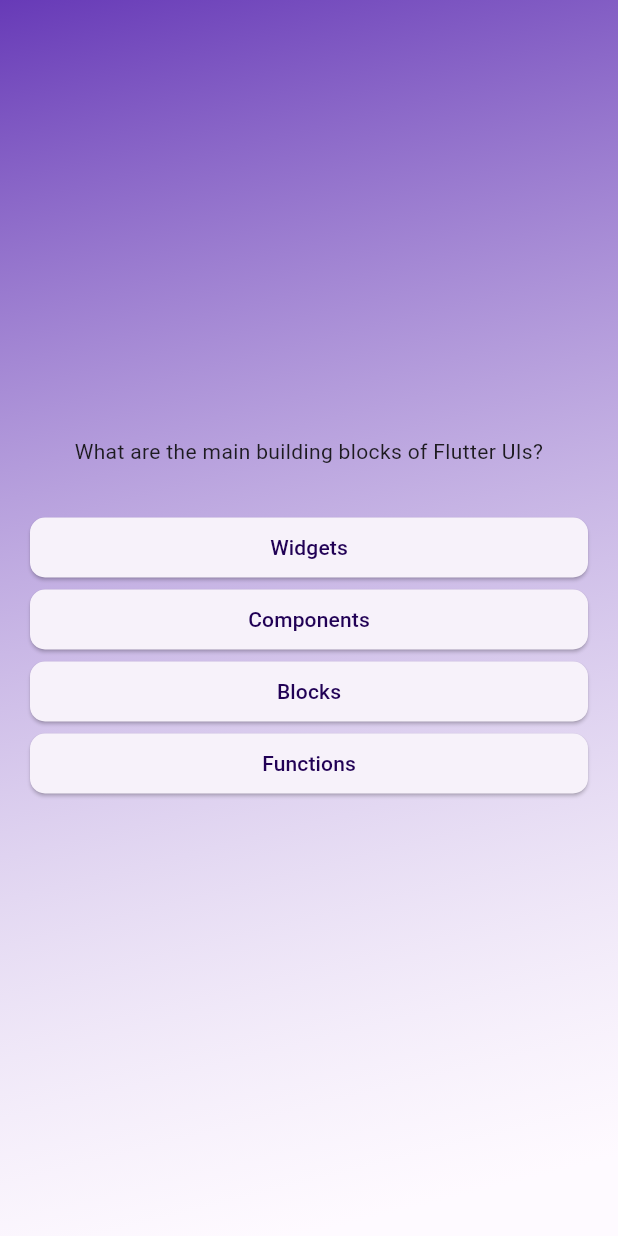
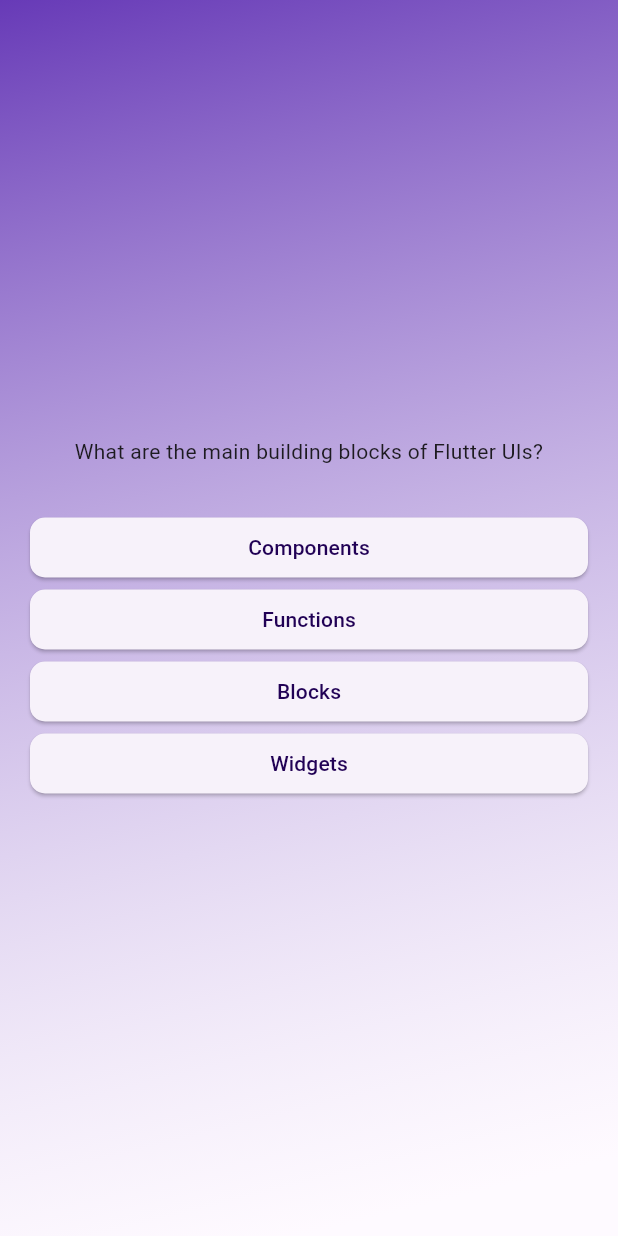
Before and after one commit to Dogcy/FirstFlutterProj, a Flutter app: the screen it shows after launch, after a tap on "Start Quiz", on a phone screen of 412 x 824 dp. Run offline on Flutter 3.47's test engine with Material 3 defaults, Android fonts, the phone set to English and light mode, and no system bars.

Commit message:
73章完成

```diff
--- a/lib/models/quiz_question.dart
+++ b/lib/models/quiz_question.dart
@@ -1,6 +1,13 @@
- class QuizQuestion {
+class QuizQuestion {
   const QuizQuestion(this.text, this.answers);
 
   final String text;
   final List<String> answers;
+
+  // 做一個打亂的排序
+  List<String> getShuffledAnswers() {
+    final shuffledList = List.of(answers);
+    shuffledList.shuffle();
+    return shuffledList;
+  }
 }
--- a/lib/questions_screen.dart
+++ b/lib/questions_screen.dart
@@ -30,7 +30,7 @@ class _QuestionsScreenState extends State<QuestionsScreen> {
             ),
             SizedBox(height: 30),
 
-            ...currentQuestion.answers.map((item) {
+            ...currentQuestion.getShuffledAnswers().map((item) {
               return AnswerButton(item, () {
                 print('Index: $index, Item: $item');
                 index++;
```
